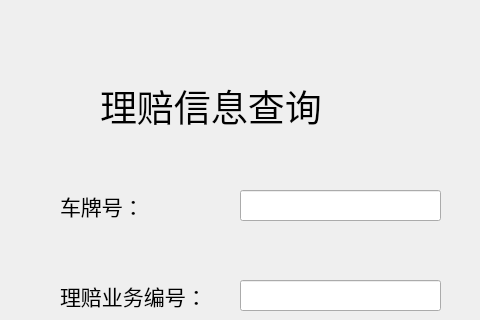
Old version of the form compensatesearchdialog.ui in the repository Vaskka/DR_Projects; both pictures show x 180 to 660 and y 0 to 320 of the 846 by 497 pixel window.
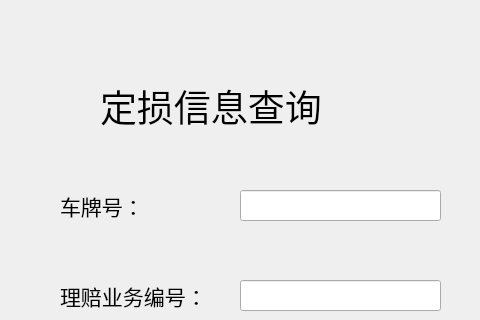
New version of the form.

The edit to the form file:
```diff
--- a/compensatesearchdialog.ui
+++ b/compensatesearchdialog.ui
@@ -72,7 +72,7 @@
     </font>
    </property>
    <property name="text">
-    <string>理赔信息查询</string>
+    <string>定损信息查询</string>
    </property>
   </widget>
   <widget class="QLineEdit" name="lineEdit_16">
```
Left out of the diff: 7 changed lines with no effect on the pictures.
